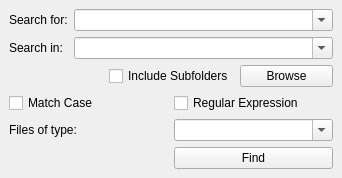
Above: common/findinfilesdockwidget.ui from christopherpow/nesicide before the change. Below: the same form after it.
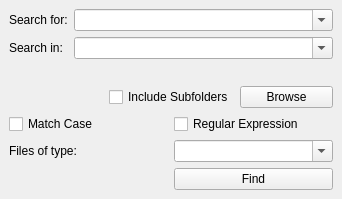
That is the form after the change.

```diff
--- a/common/findinfilesdockwidget.ui
+++ b/common/findinfilesdockwidget.ui
@@ -11,7 +11,7 @@
    </rect>
   </property>
   <property name="sizePolicy">
-   <sizepolicy hsizetype="Preferred" vsizetype="Fixed">
+   <sizepolicy hsizetype="Preferred" vsizetype="Preferred">
     <horstretch>0</horstretch>
     <verstretch>0</verstretch>
    </sizepolicy>
@@ -19,7 +19,7 @@
   <property name="maximumSize">
    <size>
     <width>524287</width>
-    <height>199</height>
+    <height>524287</height>
    </size>
   </property>
   <property name="windowTitle">
@@ -27,7 +27,7 @@
   </property>
   <widget class="QWidget" name="dockWidgetContents">
    <property name="sizePolicy">
-    <sizepolicy hsizetype="Preferred" vsizetype="Fixed">
+    <sizepolicy hsizetype="Preferred" vsizetype="Preferred">
      <horstretch>0</horstretch>
      <verstretch>0</verstretch>
     </sizepolicy>
```
